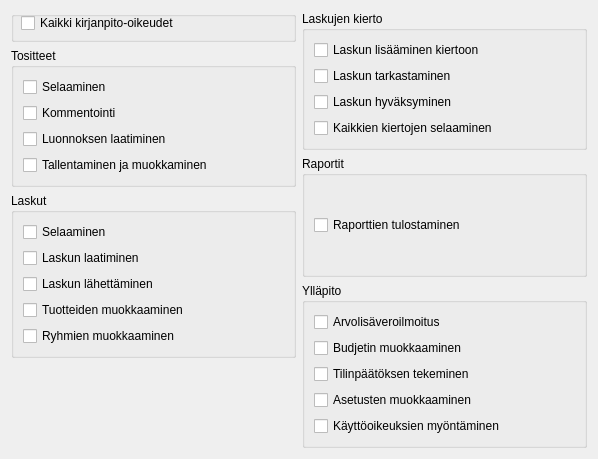
Old version of the form kitsas/maaritys/kayttooikeudet/oikeuswidget.ui in the repository artoh/kitupiikki.
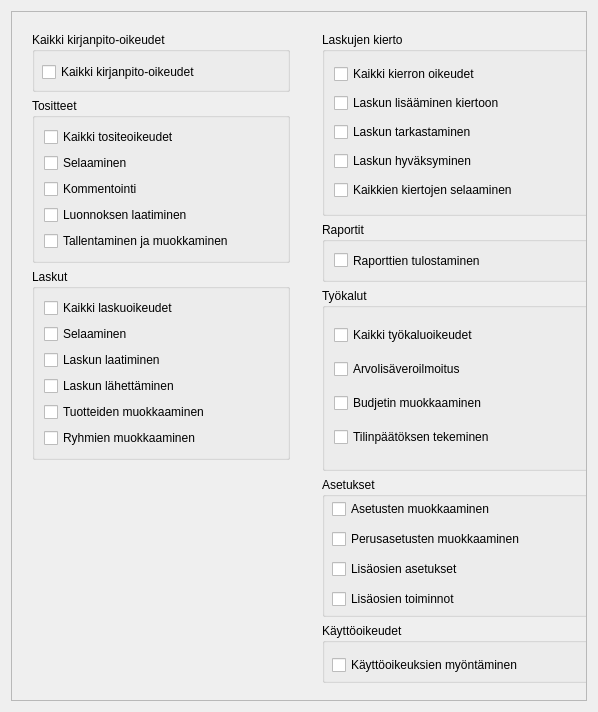
New version of the form.

```diff
--- a/kitsas/maaritys/kayttooikeudet/oikeuswidget.ui
+++ b/kitsas/maaritys/kayttooikeudet/oikeuswidget.ui
@@ -7,29 +7,75 @@
     <x>0</x>
     <y>0</y>
     <width>598</width>
-    <height>459</height>
+    <height>712</height>
    </rect>
   </property>
+  <property name="sizePolicy">
+   <sizepolicy hsizetype="Preferred" vsizetype="Preferred">
+    <horstretch>0</horstretch>
+    <verstretch>0</verstretch>
+   </sizepolicy>
+  </property>
+  <property name="minimumSize">
+   <size>
+    <width>0</width>
+    <height>200</height>
+   </size>
+  </property>
   <property name="windowTitle">
    <string>Form</string>
   </property>
   <layout class="QHBoxLayout" name="horizontalLayout">
    <item>
+    <widget class="QScrollArea" name="scrollArea">
+     <property name="widgetResizable">
+      <bool>false</bool>
+     </property>
+     <widget class="QWidget" name="scrollAreaWidgetContents">
+      <property name="geometry">
+       <rect>
+        <x>0</x>
+        <y>0</y>
+        <width>574</width>
+        <height>688</height>
+       </rect>
+      </property>
+      <widget class="QWidget" name="layoutWidget">
+       <property name="geometry">
+        <rect>
+         <x>20</x>
+         <y>20</y>
+         <width>258</width>
+         <height>657</height>
+        </rect>
+       </property>
     <layout class="QVBoxLayout" name="verticalLayout_8">
      <item>
       <widget class="QGroupBox" name="groupBox">
+          <property name="minimumSize">
+           <size>
+            <width>0</width>
+            <height>60</height>
+           </size>
+          </property>
        <property name="title">
-        <string/>
+           <string>Kaikki kirjanpito-oikeudet</string>
        </property>
        <widget class="QCheckBox" name="checkBox_R">
         <property name="geometry">
          <rect>
           <x>10</x>
-          <y>0</y>
-          <width>261</width>
-          <height>24</height>
-         </rect>
-        </property>
+             <y>20</y>
+             <width>262</width>
+             <height>40</height>
+            </rect>
+           </property>
+           <property name="sizePolicy">
+            <sizepolicy hsizetype="Minimum" vsizetype="Preferred">
+             <horstretch>0</horstretch>
+             <verstretch>0</verstretch>
+            </sizepolicy>
+           </property>
         <property name="text">
          <string>Kaikki kirjanpito-oikeudet</string>
         </property>
@@ -45,6 +91,16 @@
         <string>Tositteet</string>
        </property>
        <layout class="QVBoxLayout" name="verticalLayout">
+           <item>
+            <widget class="QCheckBox" name="checkBox_18">
+             <property name="text">
+              <string>Kaikki tositeoikeudet</string>
+             </property>
+             <property name="Oikeus" stdset="0">
+              <string>RT</string>
+             </property>
+            </widget>
+           </item>
         <item>
          <widget class="QCheckBox" name="checkBox_2">
           <property name="text">
@@ -106,6 +162,16 @@
         <string>Laskut</string>
        </property>
        <layout class="QVBoxLayout" name="verticalLayout_2">
+           <item>
+            <widget class="QCheckBox" name="checkBox_19">
+             <property name="text">
+              <string>Kaikki laskuoikeudet</string>
+             </property>
+             <property name="Oikeus" stdset="0">
+              <string>RL</string>
+             </property>
+            </widget>
+           </item>
         <item>
          <widget class="QCheckBox" name="checkBox_4">
           <property name="text">
@@ -173,8 +239,16 @@
       </spacer>
      </item>
     </layout>
-   </item>
-   <item>
+      </widget>
+      <widget class="QWidget" name="layoutWidget">
+       <property name="geometry">
+        <rect>
+         <x>310</x>
+         <y>20</y>
+         <width>273</width>
+         <height>651</height>
+        </rect>
+       </property>
     <layout class="QVBoxLayout" name="verticalLayout_9">
      <item>
       <widget class="QGroupBox" name="groupBox_6">
@@ -182,6 +256,16 @@
         <string>Laskujen kierto</string>
        </property>
        <layout class="QVBoxLayout" name="verticalLayout_3">
+           <item>
+            <widget class="QCheckBox" name="checkBox_20">
+             <property name="text">
+              <string>Kaikki kierron oikeudet</string>
+             </property>
+             <property name="Oikeus" stdset="0">
+              <string>RK</string>
+             </property>
+            </widget>
+           </item>
         <item>
          <widget class="QCheckBox" name="checkBox_7">
           <property name="text">
@@ -227,6 +311,12 @@
      </item>
      <item>
       <widget class="QGroupBox" name="groupBox_7">
+          <property name="maximumSize">
+           <size>
+            <width>16777215</width>
+            <height>60</height>
+           </size>
+          </property>
        <property name="title">
         <string>Raportit</string>
        </property>
@@ -247,9 +337,19 @@
      <item>
       <widget class="QGroupBox" name="groupBox_5">
        <property name="title">
-        <string>Ylläpito</string>
+           <string>Työkalut</string>
        </property>
        <layout class="QVBoxLayout" name="verticalLayout_4">
+           <item>
+            <widget class="QCheckBox" name="checkBox_21">
+             <property name="text">
+              <string>Kaikki työkaluoikeudet</string>
+             </property>
+             <property name="Oikeus" stdset="0">
+              <string>RO</string>
+             </property>
+            </widget>
+           </item>
         <item>
          <widget class="QCheckBox" name="checkBox_10">
           <property name="text">
@@ -280,8 +380,41 @@
           </property>
          </widget>
         </item>
+          </layout>
+         </widget>
+        </item>
         <item>
+         <widget class="QGroupBox" name="groupBox_2">
+          <property name="sizePolicy">
+           <sizepolicy hsizetype="Preferred" vsizetype="Preferred">
+            <horstretch>0</horstretch>
+            <verstretch>0</verstretch>
+           </sizepolicy>
+          </property>
+          <property name="minimumSize">
+           <size>
+            <width>0</width>
+            <height>0</height>
+           </size>
+          </property>
+          <property name="maximumSize">
+           <size>
+            <width>16777215</width>
+            <height>140</height>
+           </size>
+          </property>
+          <property name="title">
+           <string>Asetukset</string>
+          </property>
          <widget class="QCheckBox" name="checkBox_13">
+           <property name="geometry">
+            <rect>
+             <x>10</x>
+             <y>20</y>
+             <width>283</width>
+             <height>24</height>
+            </rect>
+           </property>
           <property name="text">
            <string>Asetusten muokkaaminen</string>
           </property>
@@ -289,9 +422,82 @@
            <string notr="true">As</string>
           </property>
          </widget>
+          <widget class="QCheckBox" name="checkBox_22">
+           <property name="geometry">
+            <rect>
+             <x>10</x>
+             <y>50</y>
+             <width>282</width>
+             <height>24</height>
+            </rect>
+           </property>
+           <property name="text">
+            <string>Perusasetusten muokkaaminen</string>
+           </property>
+           <property name="Oikeus" stdset="0">
+            <string>Ab</string>
+           </property>
+          </widget>
+          <widget class="QCheckBox" name="checkBox_23">
+           <property name="geometry">
+            <rect>
+             <x>10</x>
+             <y>80</y>
+             <width>221</width>
+             <height>24</height>
+            </rect>
+           </property>
+           <property name="text">
+            <string>Lisäosien asetukset</string>
+           </property>
+           <property name="Oikeus" stdset="0">
+            <string>Ao</string>
+           </property>
+          </widget>
+          <widget class="QCheckBox" name="checkBox_24">
+           <property name="geometry">
+            <rect>
+             <x>10</x>
+             <y>110</y>
+             <width>211</width>
+             <height>24</height>
+            </rect>
+           </property>
+           <property name="text">
+            <string>Lisäosien toiminnot</string>
+           </property>
+           <property name="Oikeus" stdset="0">
+            <string>Ad</string>
+           </property>
+          </widget>
+         </widget>
         </item>
         <item>
+         <widget class="QGroupBox" name="groupBox_8">
+          <property name="sizePolicy">
+           <sizepolicy hsizetype="Preferred" vsizetype="Ignored">
+            <horstretch>0</horstretch>
+            <verstretch>0</verstretch>
+           </sizepolicy>
+          </property>
+          <property name="maximumSize">
+           <size>
+            <width>16777215</width>
+            <height>60</height>
+           </size>
+          </property>
+          <property name="title">
+           <string>Käyttöoikeudet</string>
+          </property>
          <widget class="QCheckBox" name="oikeusBox">
+           <property name="geometry">
+            <rect>
+             <x>10</x>
+             <y>30</y>
+             <width>282</width>
+             <height>24</height>
+            </rect>
+           </property>
           <property name="text">
            <string>Käyttöoikeuksien myöntäminen</string>
           </property>
@@ -299,11 +505,12 @@
            <string notr="true">Ko</string>
           </property>
          </widget>
-        </item>
-       </layout>
       </widget>
      </item>
     </layout>
+      </widget>
+     </widget>
+    </widget>
    </item>
   </layout>
  </widget>
```
Lines whose indentation alone changed are shown as unchanged.
